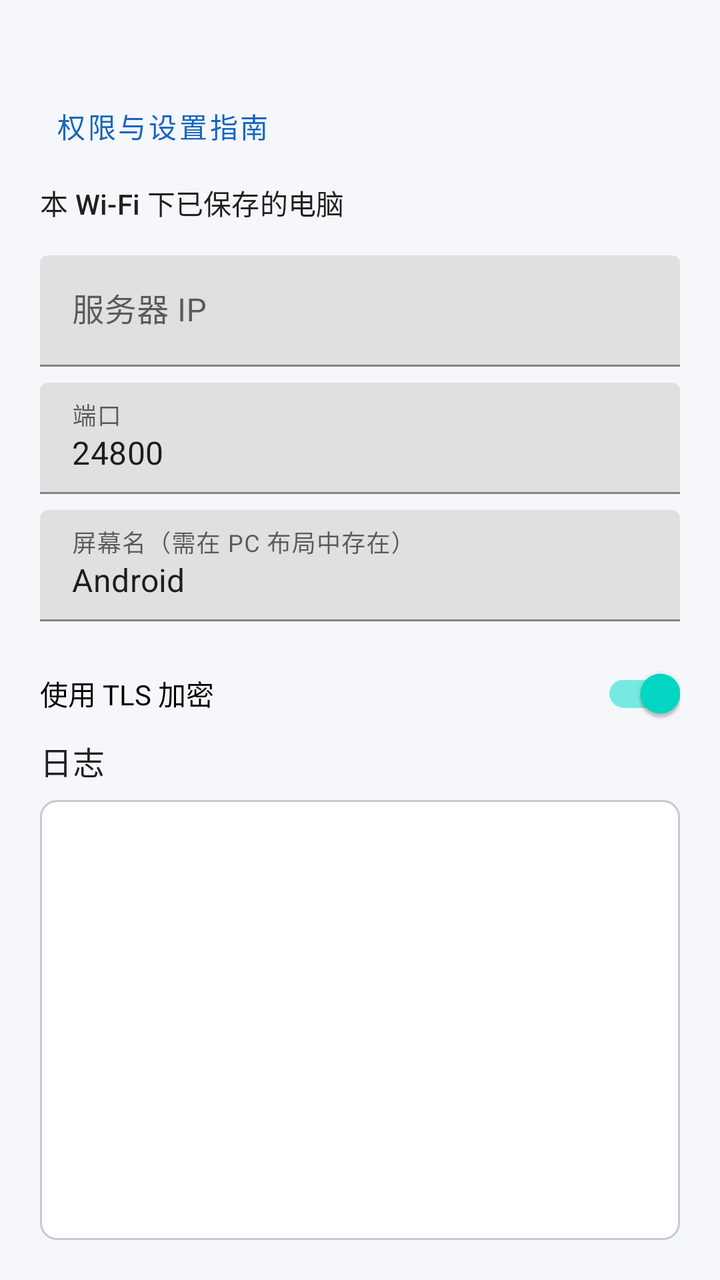
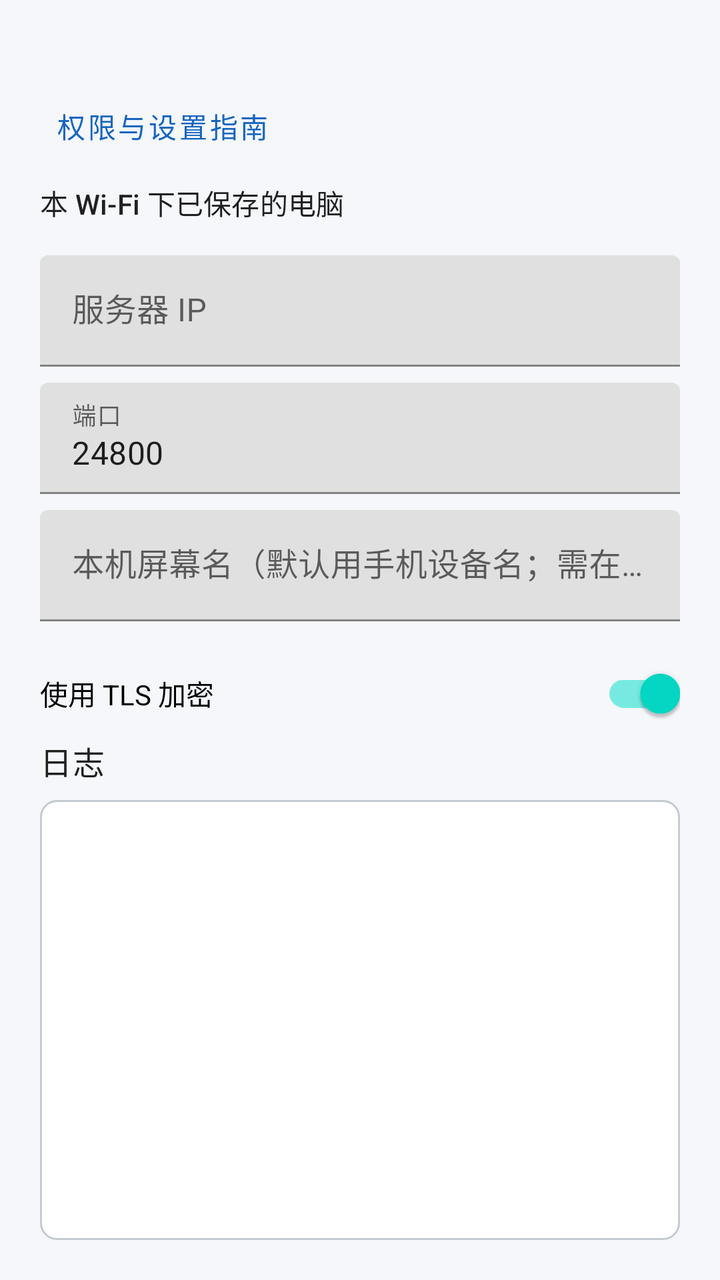

The first picture is an Android layout as it rendered before a commit; the second is the same layout after the commit. The layout source and the unified diff follow.
<!-- AndroidManifest.xml: application theme Theme.DeskConnect -->
<!-- res/layout/activity_main.xml -->
<?xml version="1.0" encoding="utf-8"?>
<LinearLayout xmlns:android="http://schemas.android.com/apk/res/android"
    xmlns:app="http://schemas.android.com/apk/res-auto"
    android:layout_width="match_parent"
    android:layout_height="match_parent"
    android:orientation="vertical">

    <androidx.core.widget.NestedScrollView
        android:layout_width="match_parent"
        android:layout_height="0dp"
        android:layout_weight="1"
        android:fillViewport="true">

        <LinearLayout
            android:layout_width="match_parent"
            android:layout_height="wrap_content"
            android:orientation="vertical"
            android:paddingStart="20dp"
            android:paddingTop="20dp"
            android:paddingEnd="20dp"
            android:paddingBottom="8dp">

            <TextView
                android:id="@+id/wifiLabel"
                android:layout_width="match_parent"
                android:layout_height="wrap_content"
                android:textAppearance="?attr/textAppearanceBody2" />

            <com.google.android.material.button.MaterialButton
                android:id="@+id/permissionsButton"
                style="@style/Widget.MaterialComponents.Button.TextButton"
                android:layout_width="match_parent"
                android:layout_height="wrap_content"
                android:gravity="start|center_vertical"
                android:text="@string/perm_guide_button"
                android:textAllCaps="false" />

            <TextView
                android:layout_width="match_parent"
                android:layout_height="wrap_content"
                android:layout_marginTop="4dp"
                android:text="@string/saved_hosts_title"
                android:textAppearance="?attr/textAppearanceSubtitle2" />

            <LinearLayout
                android:id="@+id/savedHostsContainer"
                android:layout_width="match_parent"
                android:layout_height="wrap_content"
                android:layout_marginTop="4dp"
                android:orientation="vertical" />

            <TextView
                android:id="@+id/savedHostsEmpty"
                android:layout_width="match_parent"
                android:layout_height="wrap_content"
                android:layout_marginTop="4dp"
                android:text="@string/saved_hosts_empty"
                android:textAppearance="?attr/textAppearanceBody2"
                android:visibility="gone" />

            <com.google.android.material.textfield.TextInputLayout
                android:layout_width="match_parent"
                android:layout_height="wrap_content"
                android:layout_marginTop="12dp"
                android:hint="@string/host_hint">

                <com.google.android.material.textfield.TextInputEditText
                    android:id="@+id/hostInput"
                    android:layout_width="match_parent"
                    android:layout_height="wrap_content"
                    android:inputType="text"
                    android:maxLines="1" />
            </com.google.android.material.textfield.TextInputLayout>

            <com.google.android.material.textfield.TextInputLayout
                android:layout_width="match_parent"
                android:layout_height="wrap_content"
                android:layout_marginTop="8dp"
                android:hint="@string/port_hint">

                <com.google.android.material.textfield.TextInputEditText
                    android:id="@+id/portInput"
                    android:layout_width="match_parent"
                    android:layout_height="wrap_content"
                    android:inputType="number"
                    android:maxLines="1"
                    android:text="@string/default_port" />
            </com.google.android.material.textfield.TextInputLayout>

            <com.google.android.material.textfield.TextInputLayout
                android:layout_width="match_parent"
                android:layout_height="wrap_content"
                android:layout_marginTop="8dp"
                android:hint="@string/screen_hint">

                <com.google.android.material.textfield.TextInputEditText
                    android:id="@+id/screenInput"
                    android:layout_width="match_parent"
                    android:layout_height="wrap_content"
                    android:inputType="text"
                    android:maxLines="1"
                    android:text="@string/default_screen" />
            </com.google.android.material.textfield.TextInputLayout>

            <com.google.android.material.switchmaterial.SwitchMaterial
                android:id="@+id/tlsSwitch"
                android:layout_width="match_parent"
                android:layout_height="wrap_content"
                android:layout_marginTop="12dp"
                android:checked="true"
                android:text="@string/use_tls" />

            <TextView
                android:id="@+id/clientFingerprintText"
                android:layout_width="match_parent"
                android:layout_height="wrap_content"
                android:layout_marginTop="4dp"
                android:textAppearance="?attr/textAppearanceBody2"
                android:textIsSelectable="true" />

            <TextView
                android:id="@+id/statusText"
                android:layout_width="match_parent"
                android:layout_height="wrap_content"
                android:layout_marginTop="16dp"
                android:text="@string/status_disconnected"
                android:textAppearance="?attr/textAppearanceSubtitle1"
                android:textStyle="bold" />

            <TextView
                android:layout_width="match_parent"
                android:layout_height="wrap_content"
                android:layout_marginTop="4dp"
                android:text="@string/clipboard_hint"
                android:textAppearance="?attr/textAppearanceBody2" />

            <LinearLayout
                android:layout_width="match_parent"
                android:layout_height="wrap_content"
                android:layout_marginTop="16dp"
                android:orientation="horizontal">

                <com.google.android.material.button.MaterialButton
                    android:id="@+id/connectButton"
                    android:layout_width="0dp"
                    android:layout_height="wrap_content"
                    android:layout_marginEnd="8dp"
                    android:layout_weight="1"
                    android:text="@string/connect" />

                <com.google.android.material.button.MaterialButton
                    android:id="@+id/disconnectButton"
                    style="@style/Widget.MaterialComponents.Button.OutlinedButton"
                    android:layout_width="0dp"
                    android:layout_height="wrap_content"
                    android:layout_weight="1"
                    android:enabled="false"
                    android:text="@string/disconnect" />
            </LinearLayout>

            <com.google.android.material.button.MaterialButton
                android:id="@+id/sendFilesButton"
                style="@style/Widget.MaterialComponents.Button.OutlinedButton"
                android:layout_width="match_parent"
                android:layout_height="wrap_content"
                android:layout_marginTop="8dp"
                android:enabled="false"
                android:text="@string/send_files"
                app:icon="@android:drawable/ic_menu_upload" />

            <com.google.android.material.button.MaterialButton
                android:id="@+id/syncClipboardButton"
                style="@style/Widget.MaterialComponents.Button.OutlinedButton"
                android:layout_width="match_parent"
                android:layout_height="wrap_content"
                android:layout_marginTop="8dp"
                android:enabled="false"
                android:text="@string/sync_clipboard" />
        </LinearLayout>
    </androidx.core.widget.NestedScrollView>

    <TextView
        android:layout_width="match_parent"
        android:layout_height="wrap_content"
        android:paddingStart="20dp"
        android:paddingEnd="20dp"
        android:text="@string/log_title"
        android:textAppearance="?attr/textAppearanceSubtitle1" />

    <androidx.core.widget.NestedScrollView
        android:id="@+id/logScroll"
        android:layout_width="match_parent"
        android:layout_height="220dp"
        android:layout_marginStart="20dp"
        android:layout_marginTop="8dp"
        android:layout_marginEnd="20dp"
        android:layout_marginBottom="20dp"
        android:background="@drawable/log_background"
        android:fadeScrollbars="false"
        android:fillViewport="true"
        android:overScrollMode="always"
        android:padding="12dp"
        android:scrollbars="vertical">

        <TextView
            android:id="@+id/logText"
            android:layout_width="match_parent"
            android:layout_height="wrap_content"
            android:fontFamily="monospace"
            android:textIsSelectable="true"
            android:textSize="12sp" />
    </androidx.core.widget.NestedScrollView>
</LinearLayout>
<!-- resources referenced by this layout -->
<resources>
  <!-- drawable log_background (drawable) -->
  <?xml version="1.0" encoding="utf-8"?>
  <shape xmlns:android="http://schemas.android.com/apk/res/android"
      android:shape="rectangle">
      <solid android:color="#FFFFFFFF" />
      <stroke
          android:width="1dp"
          android:color="@color/dc_outline" />
      <corners android:radius="8dp" />
  </shape>
  <string name="clipboard_hint">电脑复制会自动写入手机剪贴板。手机复制受 Android 10+ 限制：应用在后台时无法自动读取，请点通知栏右侧「同步」或下拉快捷开关里的「同步剪贴板到电脑」。</string>
  <string name="connect">连接</string>
  <string name="default_port">24800</string>
  <string name="default_screen">Android</string>
  <string name="disconnect">断开</string>
  <string name="host_hint">服务器 IP</string>
  <string name="log_title">日志</string>
  <string name="perm_guide_button">权限与设置指南</string>
  <string name="port_hint">端口</string>
  <string name="saved_hosts_empty">暂无记忆。连接成功后会按当前 Wi‑Fi 保存 IP。</string>
  <string name="saved_hosts_title">本 Wi‑Fi 下已保存的电脑</string>
  <string name="screen_hint">屏幕名（需在 PC 布局中存在）</string>
  <string name="send_files">发送文件到电脑</string>
  <string name="status_disconnected">未连接</string>
  <string name="sync_clipboard">同步剪贴板到电脑</string>
  <string name="use_tls">使用 TLS 加密</string>
  <style name="Theme.DeskConnect" parent="Theme.MaterialComponents.DayNight.DarkActionBar">
          <item name="colorPrimary">@color/dc_primary</item>
          <item name="colorPrimaryDark">@color/dc_primary_dark</item>
          <item name="colorOnPrimary">@color/dc_on_primary</item>
          <item name="android:statusBarColor">@color/dc_primary_dark</item>
          <item name="android:windowBackground">@color/dc_surface</item>
      </style>
  <color name="dc_outline">#C5CAD3</color>
  <color name="dc_primary">#1565C0</color>
  <color name="dc_primary_dark">#0D47A1</color>
  <color name="dc_on_primary">#FFFFFF</color>
  <color name="dc_surface">#F5F7FA</color>
</resources>

<!-- the commit's change to res/layout/activity_main.xml (unified diff, before → after) -->
@@ -99,7 +99,7 @@
                     android:layout_height="wrap_content"
                     android:inputType="text"
                     android:maxLines="1"
-                    android:text="@string/default_screen" />
+                    android:text="" />
             </com.google.android.material.textfield.TextInputLayout>
 
             <com.google.android.material.switchmaterial.SwitchMaterial
@@ -176,6 +176,46 @@
                 android:layout_marginTop="8dp"
                 android:enabled="false"
                 android:text="@string/sync_clipboard" />
+
+            <TextView
+                android:layout_width="match_parent"
+                android:layout_height="wrap_content"
+                android:layout_marginTop="16dp"
+                android:text="@string/receive_folder_title"
+                android:textAppearance="?attr/textAppearanceSubtitle2" />
+
+            <TextView
+                android:id="@+id/receiveFolderText"
+                android:layout_width="match_parent"
+                android:layout_height="wrap_content"
+                android:layout_marginTop="4dp"
+                android:textAppearance="?attr/textAppearanceBody2"
+                android:textIsSelectable="true" />
+
+            <LinearLayout
+                android:layout_width="match_parent"
+                android:layout_height="wrap_content"
+                android:layout_marginTop="4dp"
+                android:orientation="horizontal">
+
+                <com.google.android.material.button.MaterialButton
+                    android:id="@+id/changeReceiveFolderButton"
+                    style="@style/Widget.MaterialComponents.Button.TextButton"
+                    android:layout_width="0dp"
+                    android:layout_height="wrap_content"
+                    android:layout_weight="1"
+                    android:text="@string/receive_folder_change"
+                    android:textAllCaps="false" />
+
+                <com.google.android.material.button.MaterialButton
+                    android:id="@+id/resetReceiveFolderButton"
+                    style="@style/Widget.MaterialComponents.Button.TextButton"
+                    android:layout_width="0dp"
+                    android:layout_height="wrap_content"
+                    android:layout_weight="1"
+                    android:text="@string/receive_folder_reset"
+                    android:textAllCaps="false" />
+            </LinearLayout>
         </LinearLayout>
     </androidx.core.widget.NestedScrollView>
 
<!-- resource entries referenced after the edit -->
@@ -13,15 +13,17 @@
   <string name="clipboard_hint">电脑复制会自动写入手机剪贴板。手机复制受 Android 10+ 限制：应用在后台时无法自动读取，请点通知栏右侧「同步」或下拉快捷开关里的「同步剪贴板到电脑」。</string>
   <string name="connect">连接</string>
   <string name="default_port">24800</string>
-  <string name="default_screen">Android</string>
   <string name="disconnect">断开</string>
   <string name="host_hint">服务器 IP</string>
   <string name="log_title">日志</string>
   <string name="perm_guide_button">权限与设置指南</string>
   <string name="port_hint">端口</string>
+  <string name="receive_folder_change">更改文件夹</string>
+  <string name="receive_folder_reset">恢复默认</string>
+  <string name="receive_folder_title">电脑发来的文件保存位置</string>
   <string name="saved_hosts_empty">暂无记忆。连接成功后会按当前 Wi‑Fi 保存 IP。</string>
   <string name="saved_hosts_title">本 Wi‑Fi 下已保存的电脑</string>
-  <string name="screen_hint">屏幕名（需在 PC 布局中存在）</string>
+  <string name="screen_hint">本机屏幕名（默认用手机设备名；需在电脑布局中存在或首次连接时添加）</string>
   <string name="send_files">发送文件到电脑</string>
   <string name="status_disconnected">未连接</string>
   <string name="sync_clipboard">同步剪贴板到电脑</string>
